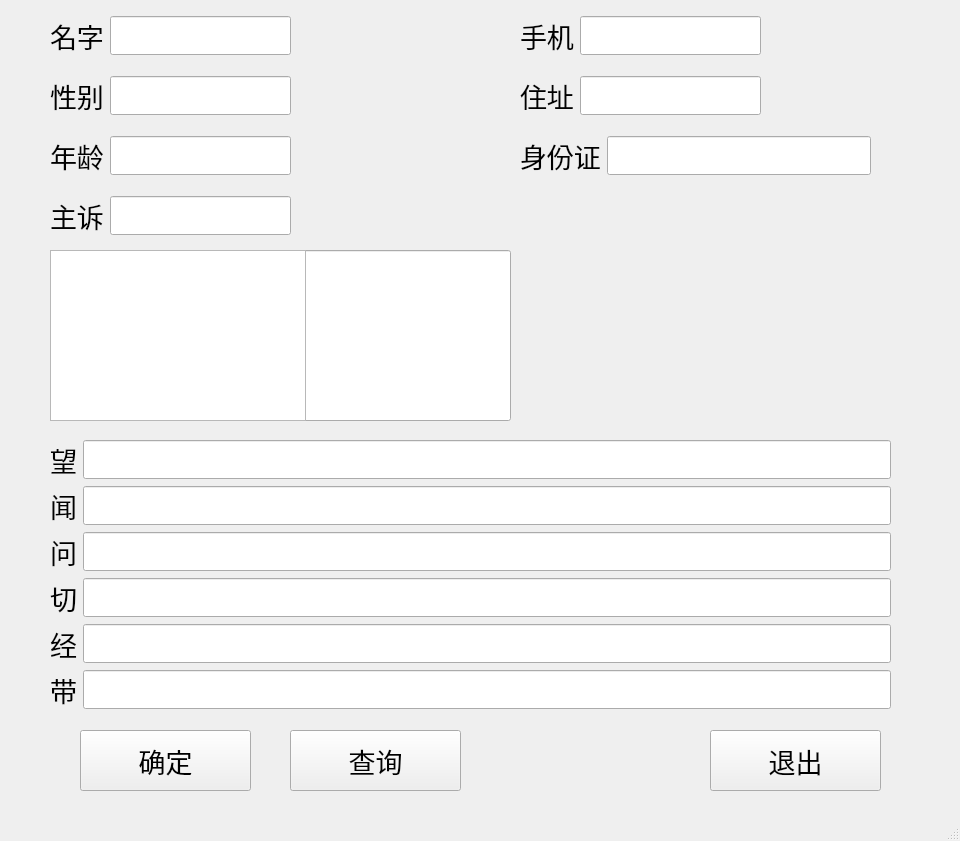
DefJia/TCM-Retrieval-System, file UI/information.ui: the form before one commit.
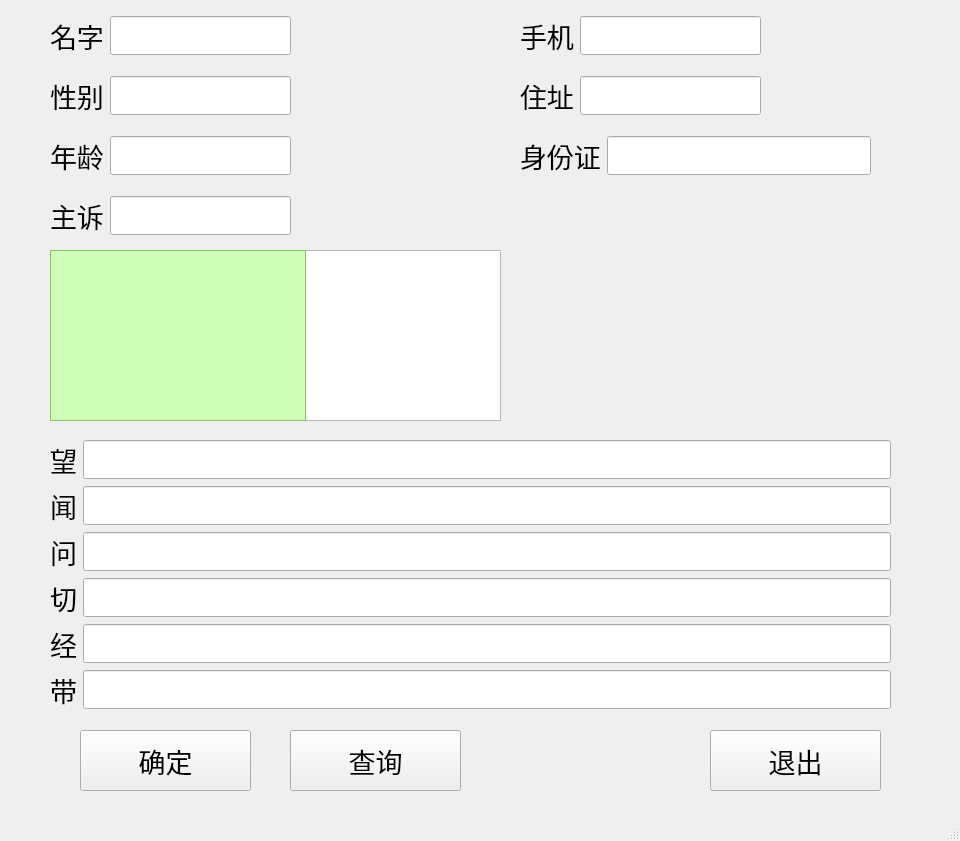
The form after the commit.

```diff
--- a/UI/information.ui
+++ b/UI/information.ui
@@ -32,21 +32,6 @@
      <string>确定</string>
     </property>
    </widget>
-   <widget class="QLineEdit" name="tablewidgetMainSymptom">
-    <property name="geometry">
-     <rect>
-      <x>50</x>
-      <y>250</y>
-      <width>461</width>
-      <height>171</height>
-     </rect>
-    </property>
-    <property name="font">
-     <font>
-      <pointsize>20</pointsize>
-     </font>
-    </property>
-   </widget>
    <widget class="QWidget" name="horizontalLayoutWidget">
     <property name="geometry">
      <rect>
@@ -323,6 +308,421 @@
       <height>171</height>
      </rect>
     </property>
+    <property name="palette">
+     <palette>
+      <active>
+       <colorrole role="WindowText">
+        <brush brushstyle="SolidPattern">
+         <color alpha="255">
+          <red>0</red>
+          <green>0</green>
+          <blue>0</blue>
+         </color>
+        </brush>
+       </colorrole>
+       <colorrole role="Button">
+        <brush brushstyle="SolidPattern">
+         <color alpha="255">
+          <red>170</red>
+          <green>255</green>
+          <blue>127</blue>
+         </color>
+        </brush>
+       </colorrole>
+       <colorrole role="Light">
+        <brush brushstyle="SolidPattern">
+         <color alpha="255">
+          <red>84</red>
+          <green>238</green>
+          <blue>255</blue>
+         </color>
+        </brush>
+       </colorrole>
+       <colorrole role="Midlight">
+        <brush brushstyle="SolidPattern">
+         <color alpha="255">
+          <red>212</red>
+          <green>255</green>
+          <blue>191</blue>
+         </color>
+        </brush>
+       </colorrole>
+       <colorrole role="Dark">
+        <brush brushstyle="SolidPattern">
+         <color alpha="255">
+          <red>85</red>
+          <green>127</green>
+          <blue>63</blue>
+         </color>
+        </brush>
+       </colorrole>
+       <colorrole role="Mid">
+        <brush brushstyle="SolidPattern">
+         <color alpha="255">
+          <red>113</red>
+          <green>170</green>
+          <blue>84</blue>
+         </color>
+        </brush>
+       </colorrole>
+       <colorrole role="Text">
+        <brush brushstyle="SolidPattern">
+         <color alpha="255">
+          <red>0</red>
+          <green>0</green>
+          <blue>0</blue>
+         </color>
+        </brush>
+       </colorrole>
+       <colorrole role="BrightText">
+        <brush brushstyle="SolidPattern">
+         <color alpha="255">
+          <red>255</red>
+          <green>255</green>
+          <blue>255</blue>
+         </color>
+        </brush>
+       </colorrole>
+       <colorrole role="ButtonText">
+        <brush brushstyle="SolidPattern">
+         <color alpha="255">
+          <red>0</red>
+          <green>0</green>
+          <blue>0</blue>
+         </color>
+        </brush>
+       </colorrole>
+       <colorrole role="Base">
+        <brush brushstyle="SolidPattern">
+         <color alpha="255">
+          <red>206</red>
+          <green>255</green>
+          <blue>185</blue>
+         </color>
+        </brush>
+       </colorrole>
+       <colorrole role="Window">
+        <brush brushstyle="SolidPattern">
+         <color alpha="255">
+          <red>170</red>
+          <green>255</green>
+          <blue>127</blue>
+         </color>
+        </brush>
+       </colorrole>
+       <colorrole role="Shadow">
+        <brush brushstyle="SolidPattern">
+         <color alpha="255">
+          <red>0</red>
+          <green>0</green>
+          <blue>0</blue>
+         </color>
+        </brush>
+       </colorrole>
+       <colorrole role="AlternateBase">
+        <brush brushstyle="SolidPattern">
+         <color alpha="255">
+          <red>212</red>
+          <green>255</green>
+          <blue>191</blue>
+         </color>
+        </brush>
+       </colorrole>
+       <colorrole role="ToolTipBase">
+        <brush brushstyle="SolidPattern">
+         <color alpha="255">
+          <red>255</red>
+          <green>255</green>
+          <blue>220</blue>
+         </color>
+        </brush>
+       </colorrole>
+       <colorrole role="ToolTipText">
+        <brush brushstyle="SolidPattern">
+         <color alpha="255">
+          <red>0</red>
+          <green>0</green>
+          <blue>0</blue>
+         </color>
+        </brush>
+       </colorrole>
+      </active>
+      <inactive>
+       <colorrole role="WindowText">
+        <brush brushstyle="SolidPattern">
+         <color alpha="255">
+          <red>0</red>
+          <green>0</green>
+          <blue>0</blue>
+         </color>
+        </brush>
+       </colorrole>
+       <colorrole role="Button">
+        <brush brushstyle="SolidPattern">
+         <color alpha="255">
+          <red>170</red>
+          <green>255</green>
+          <blue>127</blue>
+         </color>
+        </brush>
+       </colorrole>
+       <colorrole role="Light">
+        <brush brushstyle="SolidPattern">
+         <color alpha="255">
+          <red>84</red>
+          <green>238</green>
+          <blue>255</blue>
+         </color>
+        </brush>
+       </colorrole>
+       <colorrole role="Midlight">
+        <brush brushstyle="SolidPattern">
+         <color alpha="255">
+          <red>212</red>
+          <green>255</green>
+          <blue>191</blue>
+         </color>
+        </brush>
+       </colorrole>
+       <colorrole role="Dark">
+        <brush brushstyle="SolidPattern">
+         <color alpha="255">
+          <red>85</red>
+          <green>127</green>
+          <blue>63</blue>
+         </color>
+        </brush>
+       </colorrole>
+       <colorrole role="Mid">
+        <brush brushstyle="SolidPattern">
+         <color alpha="255">
+          <red>113</red>
+          <green>170</green>
+          <blue>84</blue>
+         </color>
+        </brush>
+       </colorrole>
+       <colorrole role="Text">
+        <brush brushstyle="SolidPattern">
+         <color alpha="255">
+          <red>0</red>
+          <green>0</green>
+          <blue>0</blue>
+         </color>
+        </brush>
+       </colorrole>
+       <colorrole role="BrightText">
+        <brush brushstyle="SolidPattern">
+         <color alpha="255">
+          <red>255</red>
+          <green>255</green>
+          <blue>255</blue>
+         </color>
+        </brush>
+       </colorrole>
+       <colorrole role="ButtonText">
+        <brush brushstyle="SolidPattern">
+         <color alpha="255">
+          <red>0</red>
+          <green>0</green>
+          <blue>0</blue>
+         </color>
+        </brush>
+       </colorrole>
+       <colorrole role="Base">
+        <brush brushstyle="SolidPattern">
+         <color alpha="255">
+          <red>206</red>
+          <green>255</green>
+          <blue>185</blue>
+         </color>
+        </brush>
+       </colorrole>
+       <colorrole role="Window">
+        <brush brushstyle="SolidPattern">
+         <color alpha="255">
+          <red>170</red>
+          <green>255</green>
+          <blue>127</blue>
+         </color>
+        </brush>
+       </colorrole>
+       <colorrole role="Shadow">
+        <brush brushstyle="SolidPattern">
+         <color alpha="255">
+          <red>0</red>
+          <green>0</green>
+          <blue>0</blue>
+         </color>
+        </brush>
+       </colorrole>
+       <colorrole role="AlternateBase">
+        <brush brushstyle="SolidPattern">
+         <color alpha="255">
+          <red>212</red>
+          <green>255</green>
+          <blue>191</blue>
+         </color>
+        </brush>
+       </colorrole>
+       <colorrole role="ToolTipBase">
+        <brush brushstyle="SolidPattern">
+         <color alpha="255">
+          <red>255</red>
+          <green>255</green>
+          <blue>220</blue>
+         </color>
+        </brush>
+       </colorrole>
+       <colorrole role="ToolTipText">
+        <brush brushstyle="SolidPattern">
+         <color alpha="255">
+          <red>0</red>
+          <green>0</green>
+          <blue>0</blue>
+         </color>
+        </brush>
+       </colorrole>
+      </inactive>
+      <disabled>
+       <colorrole role="WindowText">
+        <brush brushstyle="SolidPattern">
+         <color alpha="255">
+          <red>85</red>
+          <green>127</green>
+          <blue>63</blue>
+         </color>
+        </brush>
+       </colorrole>
+       <colorrole role="Button">
+        <brush brushstyle="SolidPattern">
+         <color alpha="255">
+          <red>170</red>
+          <green>255</green>
+          <blue>127</blue>
+         </color>
+        </brush>
+       </colorrole>
+       <colorrole role="Light">
+        <brush brushstyle="SolidPattern">
+         <color alpha="255">
+          <red>84</red>
+          <green>238</green>
+          <blue>255</blue>
+         </color>
+        </brush>
+       </colorrole>
+       <colorrole role="Midlight">
+        <brush brushstyle="SolidPattern">
+         <color alpha="255">
+          <red>212</red>
+          <green>255</green>
+          <blue>191</blue>
+         </color>
+        </brush>
+       </colorrole>
+       <colorrole role="Dark">
+        <brush brushstyle="SolidPattern">
+         <color alpha="255">
+          <red>85</red>
+          <green>127</green>
+          <blue>63</blue>
+         </color>
+        </brush>
+       </colorrole>
+       <colorrole role="Mid">
+        <brush brushstyle="SolidPattern">
+         <color alpha="255">
+          <red>113</red>
+          <green>170</green>
+          <blue>84</blue>
+         </color>
+        </brush>
+       </colorrole>
+       <colorrole role="Text">
+        <brush brushstyle="SolidPattern">
+         <color alpha="255">
+          <red>85</red>
+          <green>127</green>
+          <blue>63</blue>
+         </color>
+        </brush>
+       </colorrole>
+       <colorrole role="BrightText">
+        <brush brushstyle="SolidPattern">
+         <color alpha="255">
+          <red>255</red>
+          <green>255</green>
+          <blue>255</blue>
+         </color>
+        </brush>
+       </colorrole>
+       <colorrole role="ButtonText">
+        <brush brushstyle="SolidPattern">
+         <color alpha="255">
+          <red>85</red>
+          <green>127</green>
+          <blue>63</blue>
+         </color>
+        </brush>
+       </colorrole>
+       <colorrole role="Base">
+        <brush brushstyle="SolidPattern">
+         <color alpha="255">
+          <red>170</red>
+          <green>255</green>
+          <blue>127</blue>
+         </color>
+        </brush>
+       </colorrole>
+       <colorrole role="Window">
+        <brush brushstyle="SolidPattern">
+         <color alpha="255">
+          <red>170</red>
+          <green>255</green>
+          <blue>127</blue>
+         </color>
+        </brush>
+       </colorrole>
+       <colorrole role="Shadow">
+        <brush brushstyle="SolidPattern">
+         <color alpha="255">
+          <red>0</red>
+          <green>0</green>
+          <blue>0</blue>
+         </color>
+        </brush>
+       </colorrole>
+       <colorrole role="AlternateBase">
+        <brush brushstyle="SolidPattern">
+         <color alpha="255">
+          <red>170</red>
+          <green>255</green>
+          <blue>127</blue>
+         </color>
+        </brush>
+       </colorrole>
+       <colorrole role="ToolTipBase">
+        <brush brushstyle="SolidPattern">
+         <color alpha="255">
+          <red>255</red>
+          <green>255</green>
+          <blue>220</blue>
+         </color>
+        </brush>
+       </colorrole>
+       <colorrole role="ToolTipText">
+        <brush brushstyle="SolidPattern">
+         <color alpha="255">
+          <red>0</red>
+          <green>0</green>
+          <blue>0</blue>
+         </color>
+        </brush>
+       </colorrole>
+      </disabled>
+     </palette>
+    </property>
     <property name="editTriggers">
      <set>QAbstractItemView::NoEditTriggers</set>
     </property>
@@ -471,6 +871,35 @@
      </item>
     </layout>
    </widget>
+   <widget class="QTableWidget" name="tablewidgetMainSymptom">
+    <property name="geometry">
+     <rect>
+      <x>50</x>
+      <y>250</y>
+      <width>451</width>
+      <height>171</height>
+     </rect>
+    </property>
+    <attribute name="horizontalHeaderVisible">
+     <bool>false</bool>
+    </attribute>
+    <attribute name="verticalHeaderVisible">
+     <bool>false</bool>
+    </attribute>
+   </widget>
+   <zorder>IButtonYes</zorder>
+   <zorder>horizontalLayoutWidget</zorder>
+   <zorder>horizontalLayoutWidget_2</zorder>
+   <zorder>horizontalLayoutWidget_3</zorder>
+   <zorder>horizontalLayoutWidget_4</zorder>
+   <zorder>horizontalLayoutWidget_5</zorder>
+   <zorder>horizontalLayoutWidget_6</zorder>
+   <zorder>horizontalLayoutWidget_7</zorder>
+   <zorder>IButtonInquire</zorder>
+   <zorder>IButtonOut</zorder>
+   <zorder>layoutWidget</zorder>
+   <zorder>tablewidgetMainSymptom</zorder>
+   <zorder>option</zorder>
   </widget>
   <widget class="QMenuBar" name="menubar">
    <property name="geometry">
```
Left out of the diff: 2 changed lines with no effect on the pictures.
